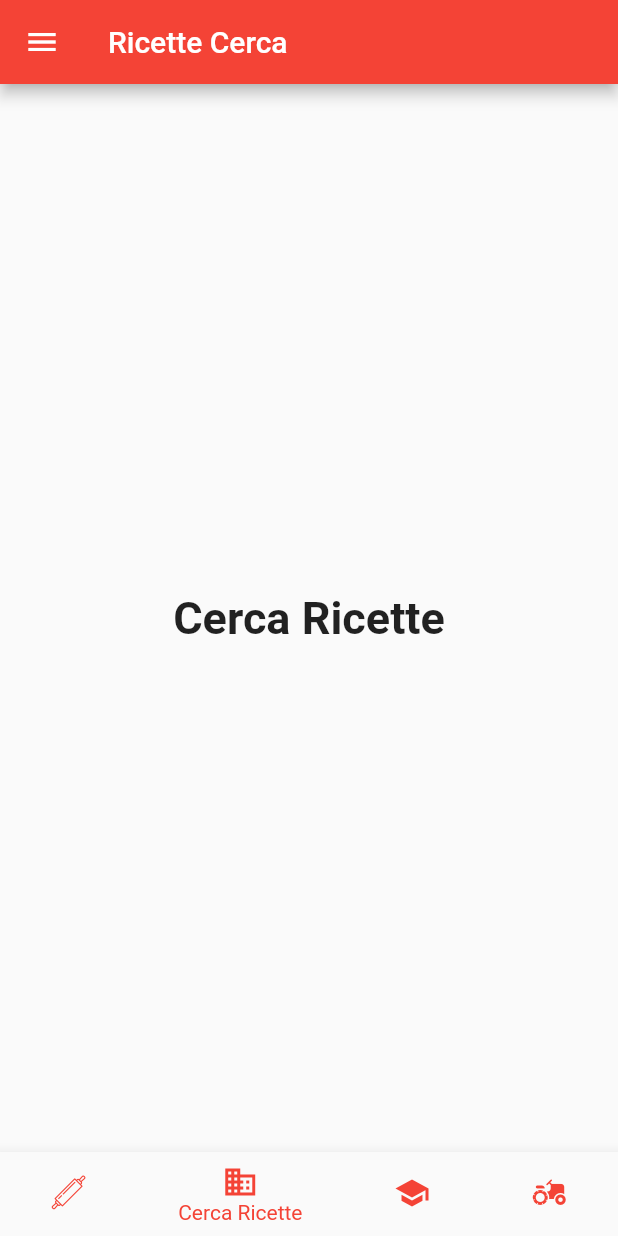
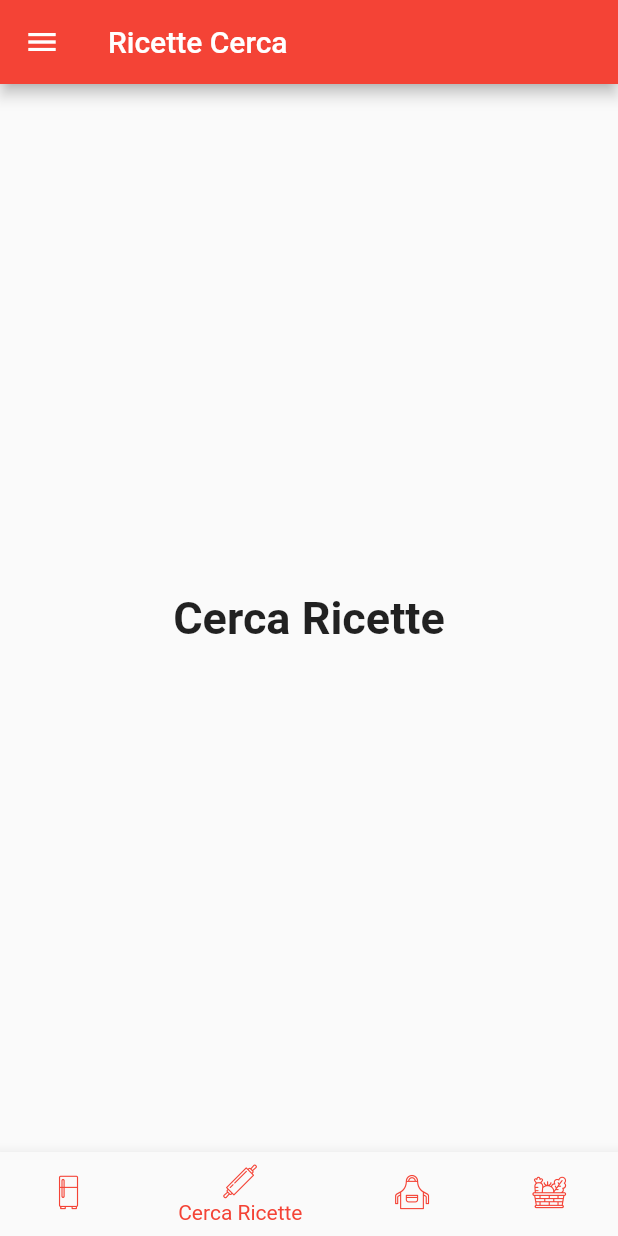
Before and after one commit to ChiaraAmalia/programmazioneMobileFlutter, a Flutter app: the RicetteCerca screen opened directly, on a phone screen of 412 x 824 dp. Run offline on Flutter 3.47's test engine with Material 2 defaults, Android fonts, the phone set to English and light mode, and no system bars.

Commit message:
icone in fondo fatte

```diff
--- a/easycookingflutter/lib/RicetteCerca.dart
+++ b/easycookingflutter/lib/RicetteCerca.dart
@@ -131,19 +131,19 @@ class _RicetteCercaState extends State<RicetteCerca> {
       bottomNavigationBar: BottomNavigationBar(
         items: const <BottomNavigationBarItem>[
           BottomNavigationBarItem(
-            icon: Icon(MyFlutterApp.rolling_pin ,color: Colors.red),
+            icon: Icon(MyFlutterApp.refrigerator ,color: Colors.red),
             label: 'Dispensa',
           ),
           BottomNavigationBarItem(
-            icon: Icon(Icons.business, color: Colors.red),
+            icon: Icon(MyFlutterApp.rolling_pin, color: Colors.red),
             label: 'Cerca Ricette',
           ),
           BottomNavigationBarItem(
-            icon: Icon(Icons.school, color: Colors.red),
+            icon: Icon(MyFlutterApp.apron, color: Colors.red),
             label: 'RicetteTue',
           ),
           BottomNavigationBarItem(
-            icon: Icon(Icons.agriculture_rounded, color: Colors.red),
+            icon: Icon(MyFlutterApp.vegetable_box, color: Colors.red),
             label: 'ListaSpesa',
           ),
         ],
```
